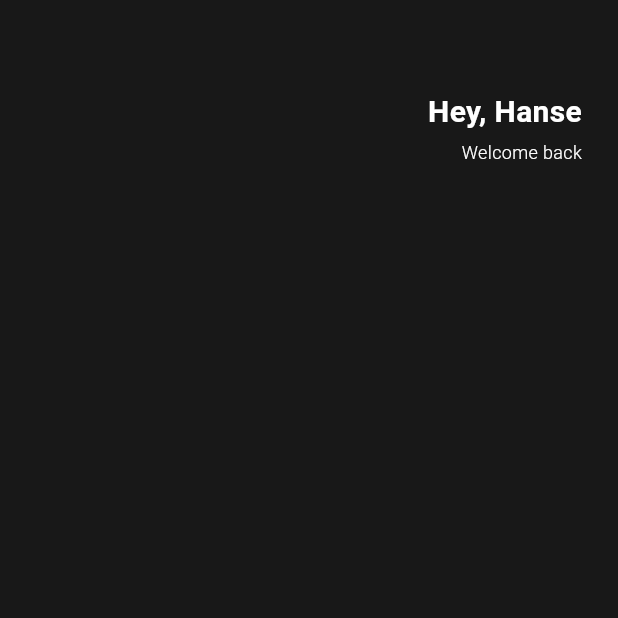
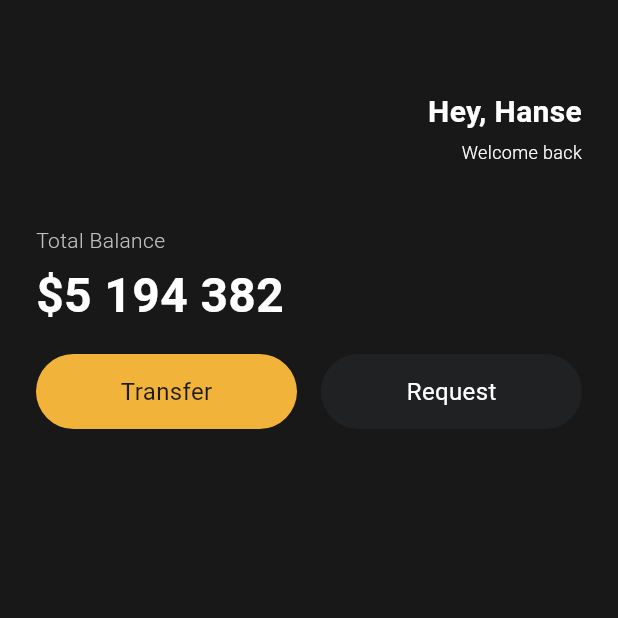
Before and after one commit to hanse-kim/flutter-tutorial, a Flutter app: the screen it shows after launch, on a phone screen of 412 x 824 dp, the top half of it. Run offline on Flutter 3.47's test engine with Material 3 defaults, Android fonts, the phone set to English and light mode, and no system bars.

Commit message:
add buttons

```diff
--- a/lib/main.dart
+++ b/lib/main.dart
@@ -58,6 +58,85 @@
                 ],
               ),
             ),
+            const SizedBox(
+              height: 40,
+            ),
+            Padding(
+              padding: const EdgeInsets.symmetric(
+                horizontal: 24,
+              ),
+              child: Column(
+                crossAxisAlignment: CrossAxisAlignment.start,
+                children: [
+                  const Text(
+                    'Total Balance',
+                    style: TextStyle(
+                      color: Color(0xffbfbfbf),
+                      fontSize: 14,
+                      fontWeight: FontWeight.w300,
+                    ),
+                  ),
+                  const SizedBox(
+                    height: 4,
+                  ),
+                  const Text(
+                    '\$5 194 382',
+                    style: TextStyle(
+                      color: Colors.white,
+                      fontSize: 32,
+                      fontWeight: FontWeight.w700,
+                    ),
+                  ),
+                  const SizedBox(
+                    height: 16,
+                  ),
+                  Row(
+                    children: [
+                      Expanded(
+                        child: Container(
+                          height: 50,
+                          decoration: const BoxDecoration(
+                            color: Color(0xfff2b33a),
+                            borderRadius:
+                                BorderRadius.all(Radius.circular(9999)),
+                          ),
+                          child: const Center(
+                            child: Text(
+                              'Transfer',
+                              style: TextStyle(
+                                fontSize: 16,
+                              ),
+                            ),
+                          ),
+                        ),
+                      ),
+                      const SizedBox(
+                        width: 16,
+                      ),
+                      Expanded(
+                        child: Container(
+                          height: 50,
+                          decoration: const BoxDecoration(
+                            color: Color(0xff1f2123),
+                            borderRadius:
+                                BorderRadius.all(Radius.circular(9999)),
+                          ),
+                          child: const Center(
+                            child: Text(
+                              'Request',
+                              style: TextStyle(
+                                fontSize: 16,
+                                color: Colors.white,
+                              ),
+                            ),
+                          ),
+                        ),
+                      )
+                    ],
+                  ),
+                ],
+              ),
+            ),
           ],
         ),
       ),
```
